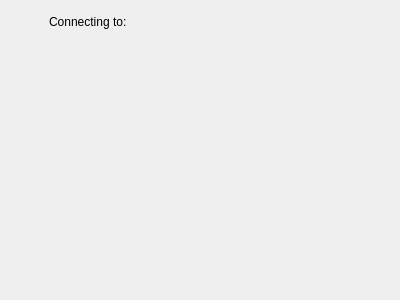
Old version of the form src/wizard/pages/connect.ui in the repository KDE/bluedevil.
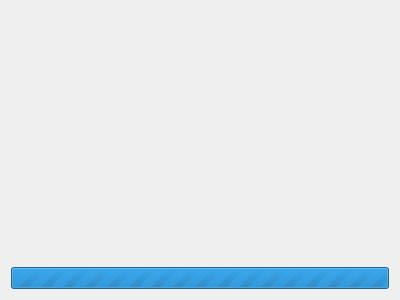
New version of the form.

The edit to the form file:
```diff
--- a/src/wizard/pages/connect.ui
+++ b/src/wizard/pages/connect.ui
@@ -12,60 +12,14 @@
   </property>
   <layout class="QVBoxLayout" name="verticalLayout">
    <item>
-    <layout class="QHBoxLayout" name="horizontalLayout">
-     <item>
-      <widget class="QWidget" name="working" native="true">
-       <property name="sizePolicy">
-        <sizepolicy hsizetype="Fixed" vsizetype="Fixed">
-         <horstretch>0</horstretch>
-         <verstretch>0</verstretch>
-        </sizepolicy>
-       </property>
-       <property name="minimumSize">
-        <size>
-         <width>22</width>
-         <height>22</height>
-        </size>
-       </property>
-      </widget>
-     </item>
-     <item>
-      <spacer name="horizontalSpacer">
-       <property name="orientation">
-        <enum>Qt::Horizontal</enum>
-       </property>
-       <property name="sizeType">
-        <enum>QSizePolicy::Fixed</enum>
-       </property>
-       <property name="sizeHint" stdset="0">
-        <size>
-         <width>10</width>
-         <height>20</height>
-        </size>
-       </property>
-      </spacer>
-     </item>
-     <item>
-      <widget class="QLabel" name="connecting">
-       <property name="text">
-        <string>Connecting to:</string>
-       </property>
-      </widget>
-     </item>
-    </layout>
+    <widget class="QLabel" name="connecting"/>
    </item>
    <item>
-    <spacer name="verticalSpacer">
-     <property name="orientation">
-      <enum>Qt::Vertical</enum>
+    <widget class="QProgressBar" name="progressBar">
+     <property name="maximum">
+      <number>0</number>
      </property>
-     <property name="sizeHint" stdset="0">
-      <size>
-       <width>20</width>
-       <height>40</height>
-      </size>
-     </property>
-    </spacer>
+    </widget>
    </item>
   </layout>
  </widget>
```
